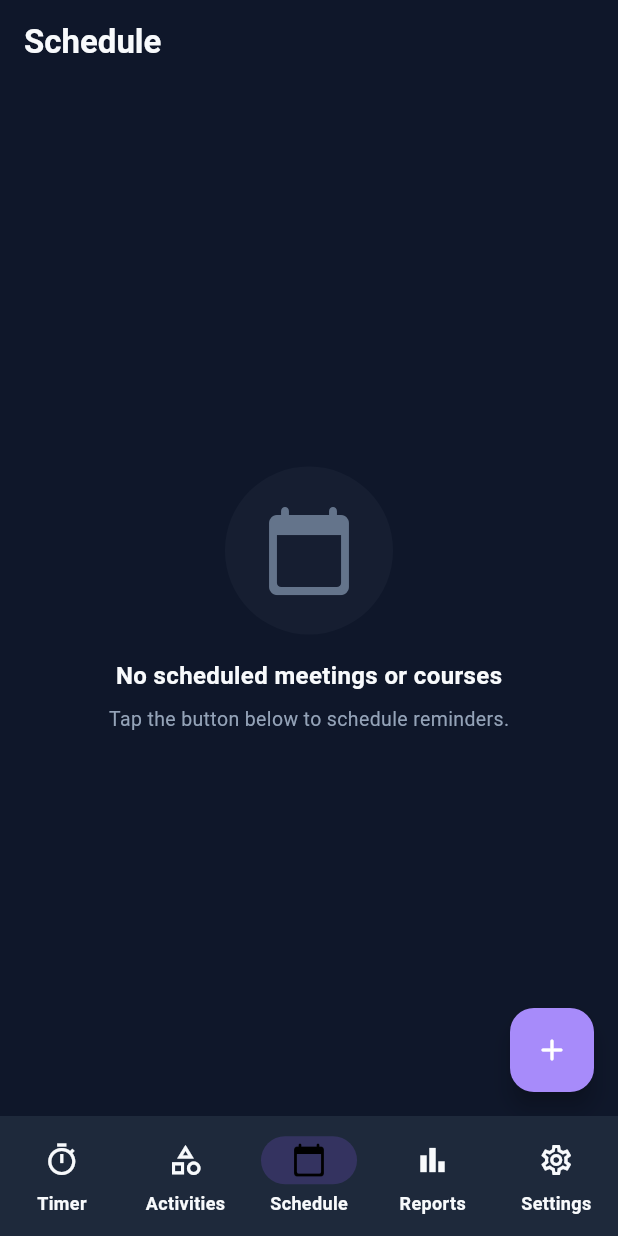
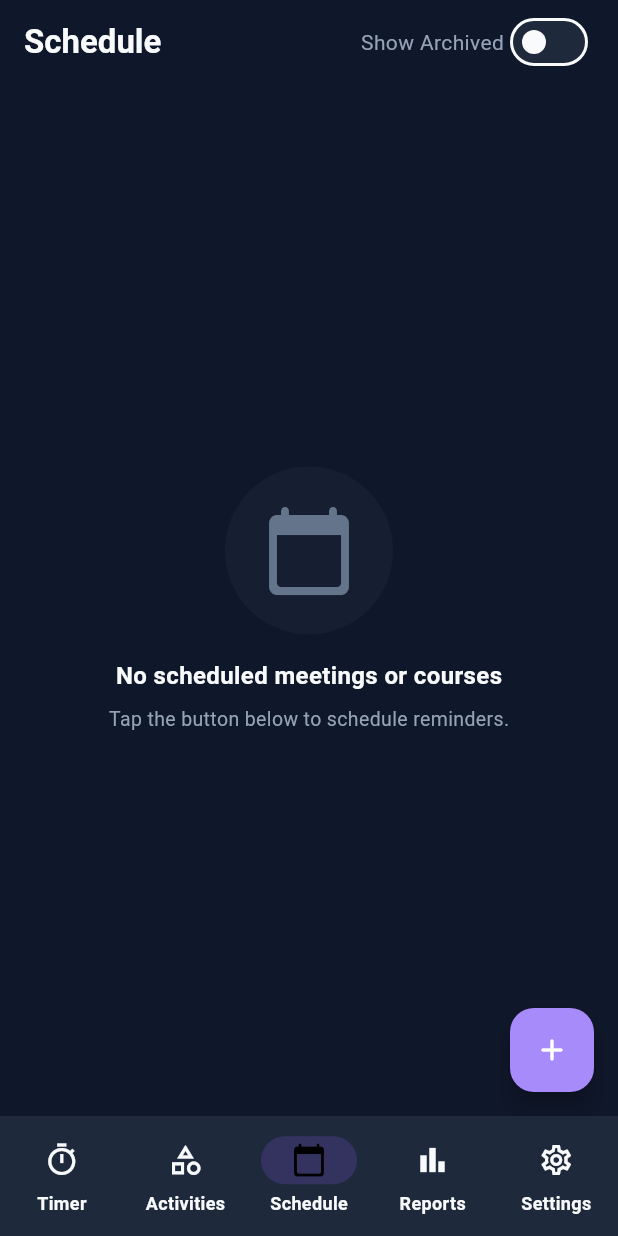
Before and after one commit to tonyisaacG/time_tracker, a Flutter app: the screen it shows after launch, item 3 of the bottom bar chosen, on a phone screen of 412 x 824 dp. Run offline on Flutter 3.47's test engine with Material 3 defaults, Android fonts, the phone set to English and light mode, and no system bars; our stand-ins replace drift, flutter_local_notifications, flutter_riverpod, flutter_timezone, shared_preferences, timezone; accounts and stored records are empty; generated files the repository leaves out were written again; statements that could not run were skipped.

Commit message:
feat(schedule): add ability to archive and restore scheduled appointments, automatically canceling notifications on archive

```diff
--- a/lib/core/db/database.dart
+++ b/lib/core/db/database.dart
@@ -60,6 +60,7 @@ class Appointments extends Table {
   TextColumn get recurrenceType => text()(); // 'once', 'weekly', 'monthly'
   TextColumn get recurrenceDays => text().nullable()(); // JSON list e.g. '[1, 4]'
   BoolColumn get isEnabled => boolean().withDefault(const Constant(true))();
+  BoolColumn get isArchived => boolean().withDefault(const Constant(false))();
   DateTimeColumn get createdAt => dateTime()();
   DateTimeColumn get updatedAt => dateTime()();
 
@@ -72,7 +73,7 @@ class AppDatabase extends _$AppDatabase {
   AppDatabase([QueryExecutor? e]) : super(e ?? _openConnection());
 
   @override
-  int get schemaVersion => 6;
+  int get schemaVersion => 7;
 
   @override
   MigrationStrategy get migration {
@@ -104,6 +105,9 @@ class AppDatabase extends _$AppDatabase {
           );
           await customStatement('DROP TABLE appointments_old');
         }
+        if (from < 7) {
+          await m.addColumn(appointments, appointments.isArchived);
+        }
       },
     );
   }
--- a/lib/features/schedule/application/schedule_providers.dart
+++ b/lib/features/schedule/application/schedule_providers.dart
@@ -13,6 +13,14 @@ final appointmentRepositoryProvider = Provider<AppointmentRepository>((ref) {
 
 final allAppointmentsProvider = StreamProvider<List<Appointment>>((ref) {
   return ref.watch(appointmentRepositoryProvider).watchAllAppointments();
+});
+
+final activeAppointmentsProvider = StreamProvider<List<Appointment>>((ref) {
+  return ref.watch(appointmentRepositoryProvider).watchActiveAppointments();
+});
+
+final archivedAppointmentsProvider = StreamProvider<List<Appointment>>((ref) {
+  return ref.watch(appointmentRepositoryProvider).watchArchivedAppointments();
 });
 
 class AppointmentController extends StateNotifier<AsyncValue<void>> {
@@ -43,6 +51,7 @@ class AppointmentController extends StateNotifier<AsyncValue<void>> {
         recurrenceType: recurrenceType,
         recurrenceDays: recurrenceDays.isNotEmpty ? jsonEncode(recurrenceDays) : null,
         isEnabled: isEnabled,
+        isArchived: false,
         createdAt: now,
         updatedAt: now,
       );
@@ -68,7 +77,7 @@ class AppointmentController extends StateNotifier<AsyncValue<void>> {
       final updated = appt.copyWith(updatedAt: DateTime.now());
       await _repository.updateAppointment(updated);
 
-      if (updated.isEnabled) {
+      if (updated.isEnabled && !updated.isArchived) {
         final List<int> days = updated.recurrenceDays != null
             ? List<int>.from(jsonDecode(updated.recurrenceDays!))
             : [];
@@ -90,6 +99,10 @@ class AppointmentController extends StateNotifier<AsyncValue<void>> {
     await updateAppointment(appt.copyWith(isEnabled: enabled));
   }
 
+  Future<void> toggleArchived(Appointment appt, bool archived) async {
+    await updateAppointment(appt.copyWith(isArchived: archived));
+  }
+
   Future<void> deleteAppointment(String id) async {
     state = const AsyncLoading();
     state = await AsyncValue.guard(() async {
--- a/lib/features/schedule/domain/appointment_repository.dart
+++ b/lib/features/schedule/domain/appointment_repository.dart
@@ -2,6 +2,8 @@ import 'package:tracker_time/core/db/database.dart';
 
 abstract class AppointmentRepository {
   Stream<List<Appointment>> watchAllAppointments();
+  Stream<List<Appointment>> watchActiveAppointments();
+  Stream<List<Appointment>> watchArchivedAppointments();
   Future<List<Appointment>> getAllAppointments();
   Future<Appointment?> getAppointmentById(String id);
   Future<void> insertAppointment(Appointment appointment);
--- a/lib/features/schedule/presentation/schedule_screen.dart
+++ b/lib/features/schedule/presentation/schedule_screen.dart
@@ -7,12 +7,19 @@ import 'package:tracker_time/core/db/database.dart';
 import 'package:tracker_time/features/activity/application/activity_providers.dart';
 import '../application/schedule_providers.dart';
 
-class ScheduleScreen extends ConsumerWidget {
+class ScheduleScreen extends ConsumerStatefulWidget {
   const ScheduleScreen({super.key});
 
   @override
-  Widget build(BuildContext context, WidgetRef ref) {
-    final appointmentsAsync = ref.watch(allAppointmentsProvider);
+  ConsumerState<ScheduleScreen> createState() => _ScheduleScreenState();
+}
+
+class _ScheduleScreenState extends ConsumerState<ScheduleScreen> {
+  bool _showArchived = false;
+
+  @override
+  Widget build(BuildContext context) {
+    final appointmentsAsync = ref.watch(_showArchived ? archivedAppointmentsProvider : activeAppointmentsProvider);
     final activitiesAsync = ref.watch(activeActivitiesProvider);
 
     return Scaffold(
@@ -21,6 +28,26 @@ class ScheduleScreen extends ConsumerWidget {
         title: const Text('Schedule', style: TextStyle(fontWeight: FontWeight.bold)),
         backgroundColor: Colors.transparent,
         elevation: 0,
+        actions: [
+          Row(
+            children: [
+              const Text(
+                'Show Archived',
+                style: TextStyle(fontSize: 14, color: AppTheme.textSecondary),
+              ),
+              Switch(
+                value: _showArchived,
+                onChanged: (val) {
+                  setState(() {
+                    _showArchived = val;
+                  });
+                },
+                activeColor: AppTheme.primaryGlow,
+              ),
+            ],
+          ),
+          const SizedBox(width: 16),
+        ],
       ),
       floatingActionButton: FloatingActionButton(
         backgroundColor: AppTheme.primaryGlow,
@@ -45,18 +72,19 @@ class ScheduleScreen extends ConsumerWidget {
                       color: AppTheme.textSecondary.withOpacity(0.05),
                       shape: BoxShape.circle,
                     ),
-                    child: const Icon(
-                      Icons.calendar_today_rounded,
+                    child: Icon(
+                      _showArchived ? Icons.archive_rounded : Icons.calendar_today_rounded,
                       size: 64,
                       color: AppTheme.textMuted,
                     ),
                   ),
                   const SizedBox(height: 16),
-                  const Text(
-                    'No scheduled meetings or courses',
-                    style: TextStyle(fontSize: 16, fontWeight: FontWeight.bold, color: AppTheme.textPrimary),
+                  Text(
+                    _showArchived ? 'No archived schedules' : 'No scheduled meetings or courses',
+                    style: const TextStyle(fontSize: 16, fontWeight: FontWeight.bold, color: AppTheme.textPrimary),
                   ),
                   const SizedBox(height: 8),
+                  if (!_showArchived)
                     const Text(
                       'Tap the button below to schedule reminders.',
                       style: TextStyle(fontSize: 13, color: AppTheme.textSecondary),
@@ -190,6 +218,7 @@ class ScheduleScreen extends ConsumerWidget {
             ),
             Column(
               children: [
+                if (!appt.isArchived)
                   Transform.scale(
                     scale: 0.8,
                     child: Switch(
@@ -200,11 +229,27 @@ class ScheduleScreen extends ConsumerWidget {
                       },
                     ),
                   ),
+                Row(
+                  mainAxisSize: MainAxisSize.min,
+                  children: [
+                    IconButton(
+                      icon: Icon(
+                        appt.isArchived ? Icons.unarchive_rounded : Icons.archive_rounded,
+                        color: AppTheme.textMuted,
+                        size: 20,
+                      ),
+                      tooltip: appt.isArchived ? 'Restore Schedule' : 'Archive Schedule',
+                      onPressed: () {
+                        ref.read(appointmentControllerProvider.notifier).toggleArchived(appt, !appt.isArchived);
+                      },
+                    ),
                     IconButton(
                       icon: const Icon(Icons.delete_outline_rounded, color: AppTheme.textMuted, size: 20),
                       onPressed: () {
                         _showDeleteConfirmation(context, ref, appt.id);
                       },
+                    ),
+                  ],
                 ),
               ],
             ),
```
Also changed, not shown: lib/features/schedule/infrastructure/appointment_repository_impl.dart (+16 -0 lines), lib/core/db/database.g.dart. Lines whose indentation alone changed are shown as unchanged.
